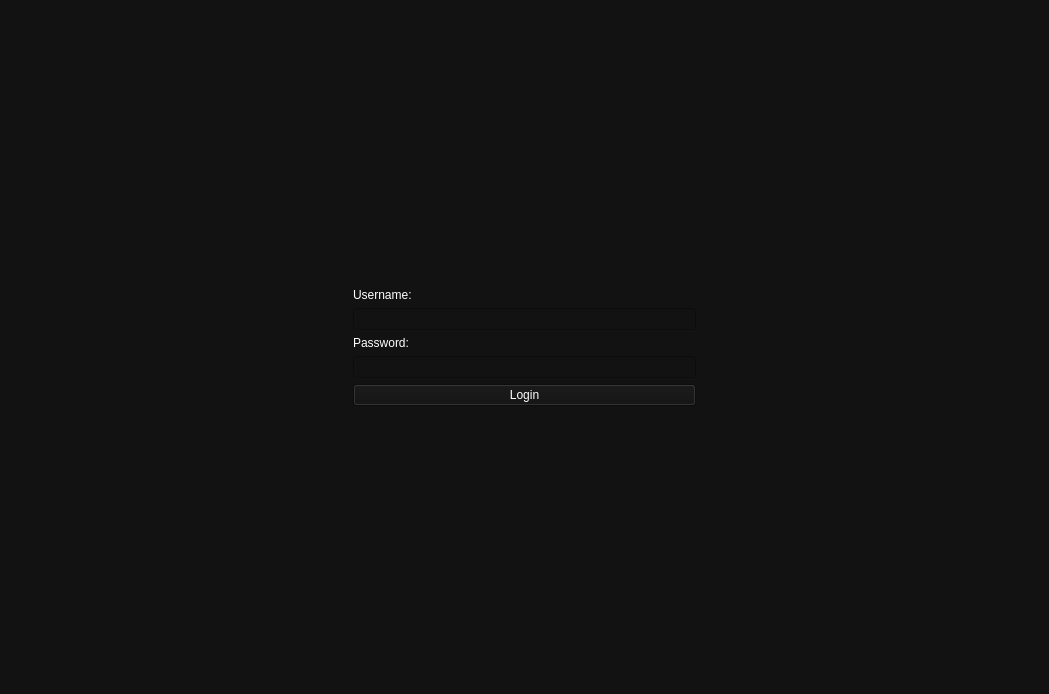
Above: frontend/ui/login.ui from Pauldechassey/Minatt-ck before the change. Below: the same form after it.
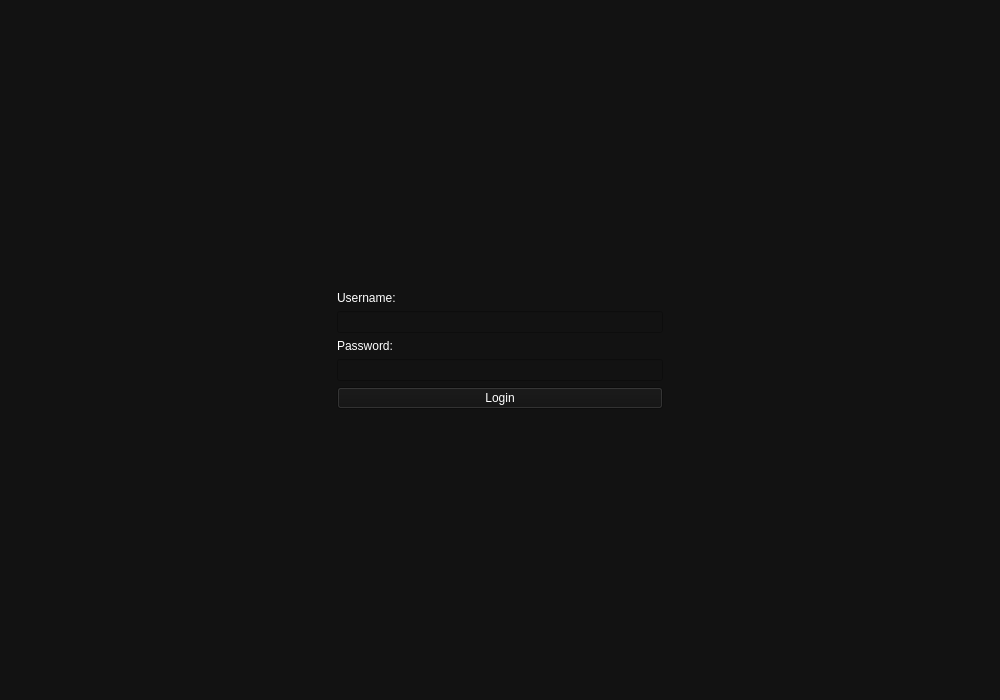
That is the form after the change.

Commit message: mod: correction taille de fenetre

```diff
--- a/frontend/ui/login.ui
+++ b/frontend/ui/login.ui
@@ -6,8 +6,8 @@
    <rect>
     <x>0</x>
     <y>0</y>
-    <width>1049</width>
-    <height>694</height>
+    <width>1000</width>
+    <height>700</height>
    </rect>
   </property>
   <property name="sizePolicy">
```
